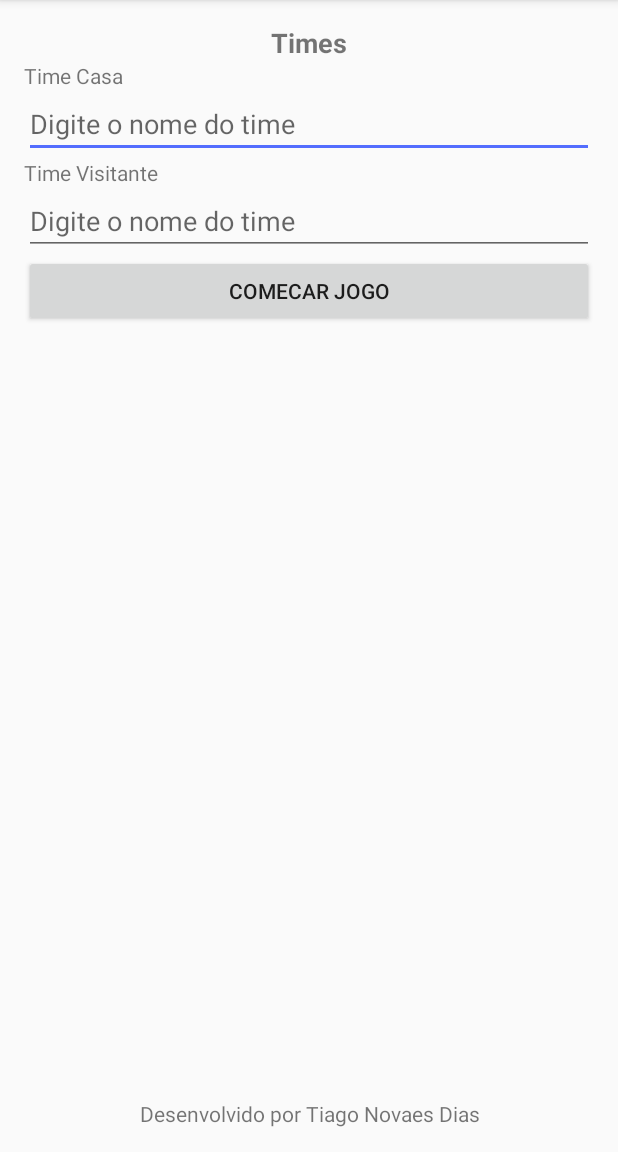
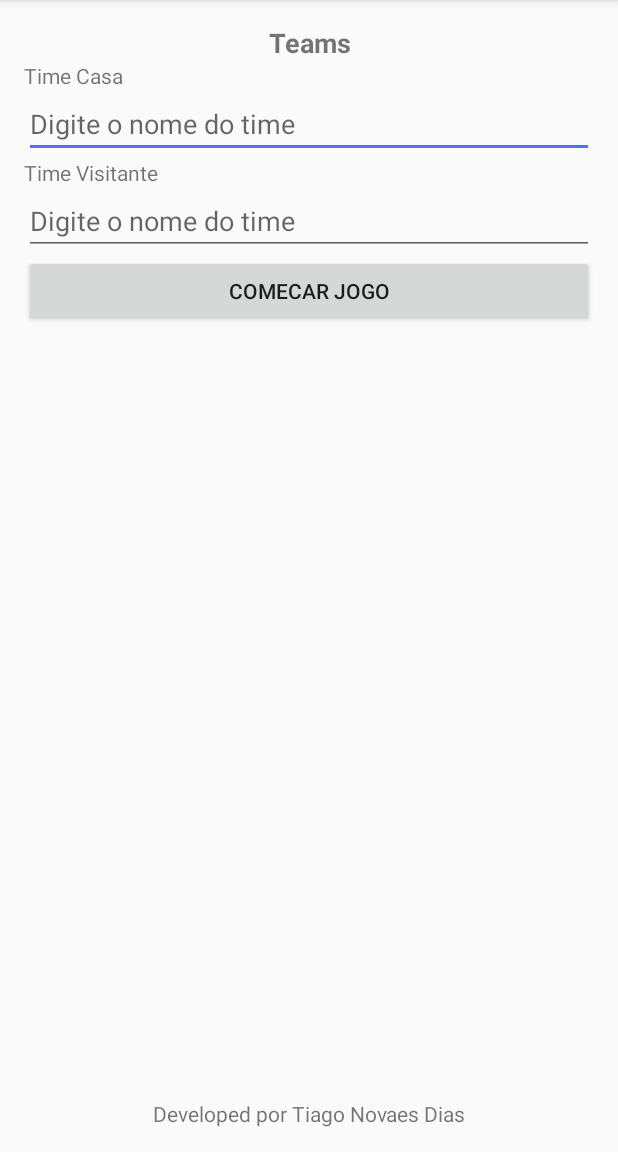
Before and after one commit to tndias/14MOB_PlacarApp, an Android app: the screen it shows after launch (MainActivity), on a phone screen of 412 x 824 dp, the part 84-1236 px from its top. Run offline under Robolectric (Android 15) with nearby library versions, the phone set to English and light mode, and no system bars.

Commit message:
add localization

```diff
--- a/app/src/main/AndroidManifest.xml
+++ b/app/src/main/AndroidManifest.xml
@@ -4,7 +4,7 @@
 
     <application
         android:allowBackup="true"
-        android:icon="@mipmap/ic_launcher"
+        android:icon="@mipmap/ic_launcher_new"
         android:label="@string/app_name"
         android:supportsRtl="true"
         android:theme="@style/AppTheme">
--- a/app/src/main/res/values/strings.xml
+++ b/app/src/main/res/values/strings.xml
@@ -1,6 +1,6 @@
 <resources>
     <string name="app_name">PlacarApp</string>
-    <string name="label_titulo">Times</string>
+    <string name="label_titulo">Teams</string>
     <string name="placar_inicial">0</string>
-    <string name="desenvolvido_por_tiago_novaes_dias">Desenvolvido por Tiago Novaes Dias</string>
+    <string name="desenvolvido_por_tiago_novaes_dias">Developed por Tiago Novaes Dias</string>
 </resources>
```
Also changed, not shown: app/src/main/ic_launcher_new-web.png (added), app/src/main/res/mipmap-hdpi/ic_launcher_new.png (added), app/src/main/res/mipmap-mdpi/ic_launcher_new.png (added), app/src/main/res/mipmap-xhdpi/ic_launcher_new.png (added), app/src/main/res/mipmap-xxhdpi/ic_launcher_new.png (added), app/src/main/res/mipmap-xxxhdpi/ic_launcher_new.png (added), 1 other file.
